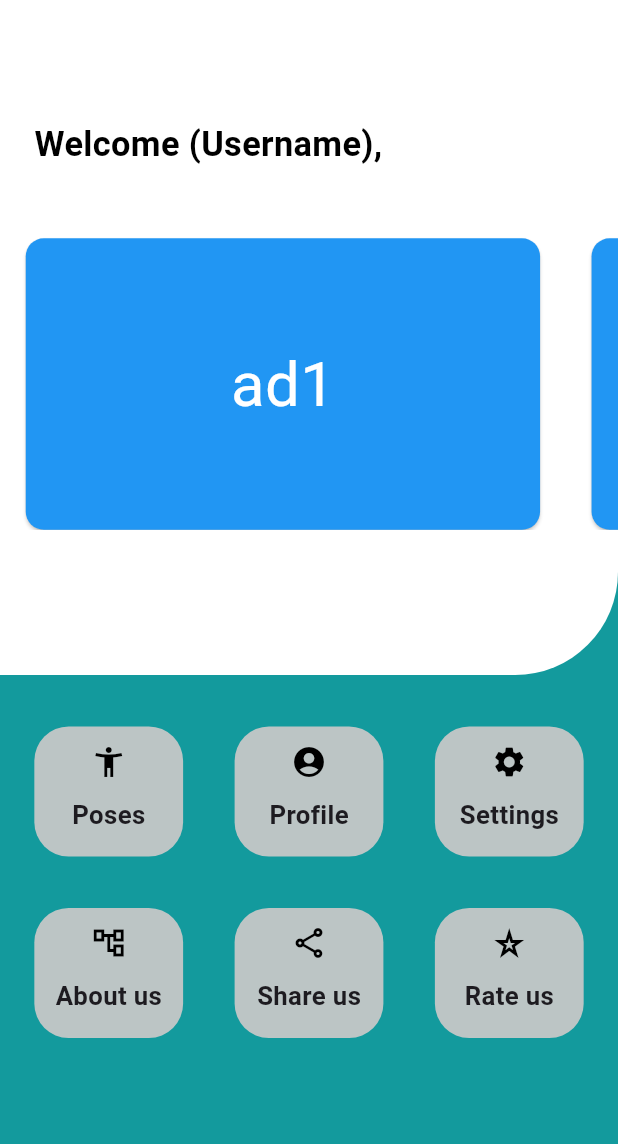
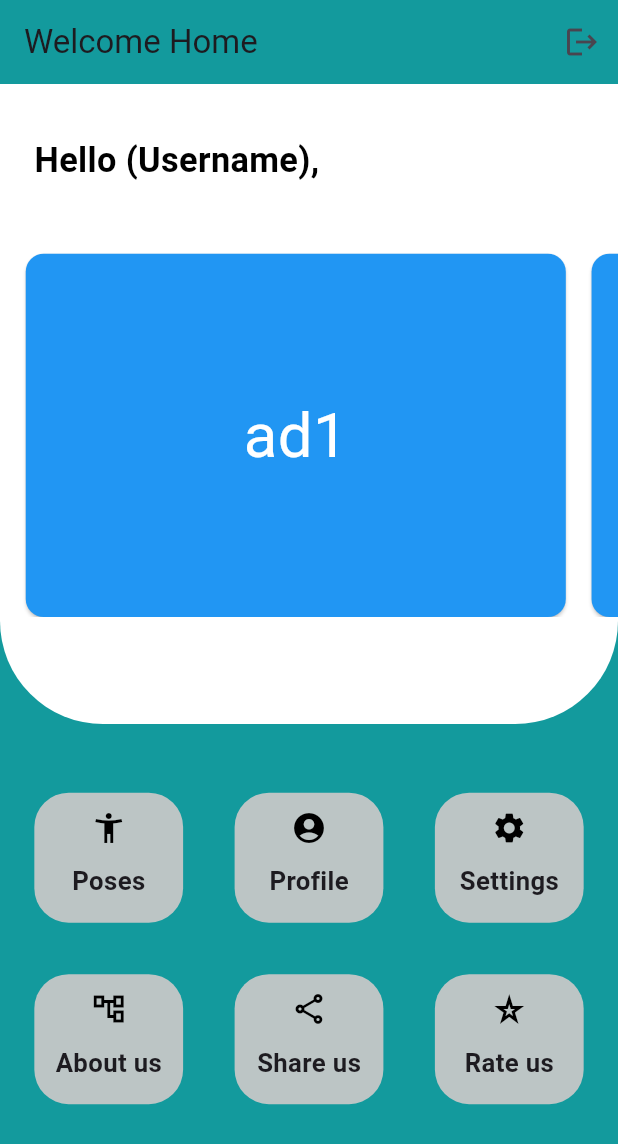
Before and after one commit to AbinayanRatna/pose-app-flutter, a Flutter app: the GuestPageHome screen opened directly, on a phone screen of 412 x 824 dp. Shown: the top 1144 px of the screen. Run offline on Flutter 3.47's test engine with Material 3 defaults, Android fonts, the phone set to English and light mode, and no system bars; our stand-ins replace camera, flutter_bloc, flutter_screenutil, flutter_svg, gallery_saver, image_picker; missing offline and left inert: animated_notch_bottom_bar_no_border_radius, bouncing_button, google_ml_kit, google_mlkit_commons, google_mlkit_pose_detection, linear_timer.

Commit message:
pose_app_v1

```diff
--- a/lib/main.dart
+++ b/lib/main.dart
@@ -599,7 +599,8 @@ class LoginPageVIP extends StatelessWidget {
                                     "Padding value 2: ${EdgeInsets.only(top: 10.w)}");
                                 Navigator.push(
                                   context,
-                                  MaterialPageRoute(builder: (context) => MyApp2()),
+                                  MaterialPageRoute(
+                                      builder: (context) => MyApp2()),
                                 );
                               },
                               style: ElevatedButton.styleFrom(
@@ -634,16 +635,18 @@ class LoginPageVIP extends StatelessWidget {
                                       color: Colors.black,
                                       fontSize: 15.w)),
                               GestureDetector(
-                                onTap:(){
+                                onTap: () {
                                   Navigator.push(
                                     context,
-                                    MaterialPageRoute(builder: (context) => SignupPageVIP()),
+                                    MaterialPageRoute(
+                                        builder: (context) => SignupPageVIP()),
                                   );
-                                } ,
+                                },
                                 child: Text(" Sign up",
                                     style: TextStyle(
                                         fontWeight: FontWeight.w400,
-                                        color: const Color.fromRGBO(19, 154, 157, 1.0),
+                                        color: const Color.fromRGBO(
+                                            19, 154, 157, 1.0),
                                         fontSize: 15.w)),
                               )
                             ]),
@@ -680,7 +683,7 @@ class SignupPageVIP extends StatelessWidget {
           child: Column(children: [
             Padding(
               padding: EdgeInsets.only(
-                  top: (MediaQuery.of(context).size.height) / (4.0)),
+                  top: (MediaQuery.of(context).size.height)/7),
               child: Column(
                 crossAxisAlignment: CrossAxisAlignment.start,
                 //mainAxisAlignment: MainAxisAlignment.center,
@@ -717,8 +720,7 @@ class SignupPageVIP extends StatelessWidget {
                     ),
                   ),
                   Padding(
-                    padding:
-                        EdgeInsets.only(bottom: 4.w, top: 4.w, left: 30.w),
+                    padding: EdgeInsets.only(bottom: 4.w, top: 4.w, left: 30.w),
                     child: Text(
                       "Username",
                       style: TextStyle(
@@ -758,38 +760,39 @@ class SignupPageVIP extends StatelessWidget {
                     ),
                   ),
                   Padding(
+                    padding: EdgeInsets.only(bottom: 4.w, top: 4.w, left: 30.w),
+                    child: Text(
+                      "Confirm Password",
+                      style: TextStyle(
+                        color: const Color.fromRGBO(85, 38, 25, 1),
+                        fontWeight: FontWeight.bold,
+                        fontSize: 20.w,
+                      ),
+                    ),
+                  ),
+                  Padding(
+                    padding: EdgeInsets.only(
+                        bottom: 10.w, top: 4.w, left: 30.w, right: 30.w),
+                    child: const TextField(
+                      decoration: InputDecoration(
+                          border: OutlineInputBorder(),
+                          hintText: "Confirm the password"),
+                    ),
+                  ),
+                  Padding(
                     padding: EdgeInsets.only(top: 10.w),
                     child: Center(
                       child: Row(
                           mainAxisAlignment: MainAxisAlignment.spaceEvenly,
                           children: [
                             ElevatedButton(
-                              onPressed: () {},
-                              style: ElevatedButton.styleFrom(
-                                elevation: 0,
-                                primary:
-                                    const Color.fromRGBO(19, 154, 157, 1.0),
-                                onPrimary: Colors.white,
-                              ),
-                              child: Padding(
-                                padding:
-                                    EdgeInsets.fromLTRB(10.w, 10.w, 10.w, 10.w),
-                                child: Text(
-                                  "Sign Up",
-                                  style: TextStyle(
-                                    fontWeight: FontWeight.bold,
-                                    fontSize: 20.w,
-                                  ),
-                                ),
-                              ),
-                            ),
-                            ElevatedButton(
                               onPressed: () {
                                 print(
                                     "Padding value 2: ${EdgeInsets.only(top: 10.w)}");
                                 Navigator.push(
                                   context,
-                                  MaterialPageRoute(builder: (context) => MyApp2()),
+                                  MaterialPageRoute(
+                                      builder: (context) => MyApp2()),
                                 );
                               },
                               style: ElevatedButton.styleFrom(
@@ -810,6 +813,29 @@ class SignupPageVIP extends StatelessWidget {
                                 ),
                               ),
                             ),
+                            ElevatedButton(
+                              onPressed: () {
+                                Navigator.push((context), MaterialPageRoute(builder: (context)=>PaymentPage()));
+                              },
+                              style: ElevatedButton.styleFrom(
+                                elevation: 0,
+                                primary:
+                                    const Color.fromRGBO(19, 154, 157, 1.0),
+                                onPrimary: Colors.white,
+                              ),
+                              child: Padding(
+                                padding:
+                                    EdgeInsets.fromLTRB(10.w, 10.w, 10.w, 10.w),
+                                child: Text(
+                                  "Next",
+                                  style: TextStyle(
+                                    fontWeight: FontWeight.bold,
+                                    fontSize: 20.w,
+                                  ),
+                                ),
+                              ),
+                            ),
+
                           ]),
                     ),
                   ),
@@ -824,16 +850,18 @@ class SignupPageVIP extends StatelessWidget {
                                   color: Colors.black,
                                   fontSize: 15.w)),
                           GestureDetector(
-                        onTap:(){
+                            onTap: () {
                               Navigator.push(
                                 context,
-                            MaterialPageRoute(builder: (context) => LoginPageVIP()),
+                                MaterialPageRoute(
+                                    builder: (context) => LoginPageVIP()),
                               );
-                        } ,
+                            },
                             child: Text(" Log in",
                                 style: TextStyle(
                                     fontWeight: FontWeight.w400,
-                                color: const Color.fromRGBO(19, 154, 157, 1.0),
+                                    color:
+                                        const Color.fromRGBO(19, 154, 157, 1.0),
                                     fontSize: 15.w)),
                           )
                         ]),
@@ -846,6 +874,21 @@ class SignupPageVIP extends StatelessWidget {
       ),
     );
   }
+}
+
+class PaymentPage extends StatelessWidget {
+  const PaymentPage ({super.key});
+
+  @override
+  Widget build(BuildContext context) {
+    return  Scaffold(
+      backgroundColor: Colors.white,
+      body:Container(
+        color: Colors.white,
+      ),
+    );
+  }
+
 }
 
 class GuestPageHome extends StatelessWidget {
@@ -863,28 +906,39 @@ class GuestPageHome extends StatelessWidget {
     return ScreenUtilInit(
       minTextAdapt: true,
       child: Scaffold(
+        appBar: AppBar(
+          title: Text("Welcome Home"),
+          actions:  [
+            IconButton(onPressed: (){}, icon: const Icon(Icons.logout))
+          ],
+          backgroundColor: const Color.fromRGBO(19, 154, 157, 1.0),
+          automaticallyImplyLeading: false,
+        ),
         backgroundColor: const Color.fromRGBO(19, 154, 157, 1.0),
         body: Column(
           crossAxisAlignment: CrossAxisAlignment.stretch,
           children: [
-            SizedBox(
-              height: MediaQuery.of(context).size.height / 1.6.w,
+            Expanded(
+              flex: 5,
               child: Container(
                 decoration: BoxDecoration(
                   color: const Color.fromRGBO(255, 255, 255, 1.0),
                   borderRadius: BorderRadius.only(
                     //bottomLeft: Radius.circular(20.w),
                     bottomRight: Radius.circular(60.w),
+                    bottomLeft: Radius.circular(60.w),
                   ),
+
+
                 ),
                 child: Column(
                   mainAxisAlignment: MainAxisAlignment.start,
                   crossAxisAlignment: CrossAxisAlignment.start,
                   children: [
                     Padding(
-                      padding: EdgeInsets.only(top: 70.w, left: 20.w),
+                      padding: EdgeInsets.only(top: 30.w, left: 20.w),
                       child: Text(
-                        "Welcome (Username),",
+                        "Hello (Username),",
                         style: TextStyle(
                           color: Colors.black,
                           fontSize: 20.w,
@@ -893,8 +947,9 @@ class GuestPageHome extends StatelessWidget {
                       ),
                     ),
                     Container(
+                      padding: EdgeInsets.only(left:10.w),
                       width: MediaQuery.of(context).size.width,
-                      height: MediaQuery.of(context).size.height / 3.w,
+                      height: MediaQuery.of(context).size.height / 2.5.w,
                       child: ListView.builder(
                           // This next line does the trick.
                           scrollDirection: Axis.horizontal,
@@ -904,7 +959,7 @@ class GuestPageHome extends StatelessWidget {
                               width: MediaQuery.of(context).size.width * 0.8.w,
                               child: Card(
                                 margin: EdgeInsets.only(
-                                    left: 15.w, top: 40.w, right: 15.w),
+                                    left: 5.w, top: 40.w, right: 10.w),
                                 color: Colors.blue,
                                 child: Container(
                                   child: Center(
@@ -922,8 +977,10 @@ class GuestPageHome extends StatelessWidget {
                 ),
               ),
             ),
-            Container(
-              padding: EdgeInsets.fromLTRB(20.w, 30.w, 20.w, 0),
+            Expanded(
+              flex: 4,
+              child: Container(
+                padding: EdgeInsets.fromLTRB(20.w, 40.w, 20.w, 0),
                 //color: Colors.blue,
                 height: MediaQuery.of(context).size.height -
                     (MediaQuery.of(context).size.height / 1.6.w),
@@ -956,7 +1013,8 @@ class GuestPageHome extends StatelessWidget {
                         child: Column(
                           children: [
                             Padding(
-                              padding: EdgeInsets.only(top: 10.w, bottom: 10.w),
+                                padding:
+                                    EdgeInsets.only(top: 10.w, bottom: 10.w),
                                 child: Icon(
                                   Icons.accessibility_new,
                                   color: Colors.black,
@@ -992,7 +1050,8 @@ class GuestPageHome extends StatelessWidget {
                         child: Column(
                           children: [
                             Padding(
-                              padding: EdgeInsets.only(top: 10.w, bottom: 10.w),
+                                padding:
+                                    EdgeInsets.only(top: 10.w, bottom: 10.w),
                                 child: Icon(
                                   Icons.account_circle,
                                   color: Colors.black,
@@ -1028,7 +1087,8 @@ class GuestPageHome extends StatelessWidget {
                           child: Column(
                             children: [
                               Padding(
-                              padding: EdgeInsets.only(top: 10.w, bottom: 10.w),
+                                padding:
+                                    EdgeInsets.only(top: 10.w, bottom: 10.w),
                                 child: Icon(
                                   Icons.settings,
                                   color: Colors.black,
@@ -1038,7 +1098,8 @@ class GuestPageHome extends StatelessWidget {
                                   child: Text(
                                 "Settings",
                                 style: TextStyle(
-                                  fontWeight: FontWeight.bold, fontSize: 15.w),
+                                    fontWeight: FontWeight.bold,
+                                    fontSize: 15.w),
                               )),
                             ],
                           )),
@@ -1064,7 +1125,8 @@ class GuestPageHome extends StatelessWidget {
                           child: Column(
                             children: [
                               Padding(
-                              padding: EdgeInsets.only(top: 10.w, bottom: 10.w),
+                                padding:
+                                    EdgeInsets.only(top: 10.w, bottom: 10.w),
                                 child: Icon(
                                   Icons.account_tree_outlined,
                                   color: Colors.black,
@@ -1074,7 +1136,8 @@ class GuestPageHome extends StatelessWidget {
                                   child: Text(
                                 "About us",
                                 style: TextStyle(
-                                  fontWeight: FontWeight.bold, fontSize: 15.w),
+                                    fontWeight: FontWeight.bold,
+                                    fontSize: 15.w),
                               )),
                             ],
                           )),
@@ -1102,7 +1165,8 @@ class GuestPageHome extends StatelessWidget {
                           child: Column(
                             children: [
                               Padding(
-                              padding: EdgeInsets.only(top: 10.w, bottom: 10.w),
+                                padding:
+                                    EdgeInsets.only(top: 10.w, bottom: 10.w),
                                 child: Icon(
                                   Icons.share_outlined,
                                   color: Colors.black,
@@ -1112,7 +1176,8 @@ class GuestPageHome extends StatelessWidget {
                                   child: Text(
                                 "Share us",
                                 style: TextStyle(
-                                  fontWeight: FontWeight.bold, fontSize: 15.w),
+                                    fontWeight: FontWeight.bold,
+                                    fontSize: 15.w),
                               )),
                             ],
                           )),
@@ -1140,7 +1205,8 @@ class GuestPageHome extends StatelessWidget {
                           child: Column(
                             children: [
                               Padding(
-                              padding: EdgeInsets.only(top: 10.w, bottom: 10.w),
+                                padding:
+                                    EdgeInsets.only(top: 10.w, bottom: 10.w),
                                 child: Icon(
                                   Icons.star_rate_outlined,
                                   color: Colors.black,
@@ -1150,12 +1216,14 @@ class GuestPageHome extends StatelessWidget {
                                   child: Text(
                                 "Rate us",
                                 style: TextStyle(
-                                  fontWeight: FontWeight.bold, fontSize: 15.w),
+                                    fontWeight: FontWeight.bold,
+                                    fontSize: 15.w),
                               )),
                             ],
                           )),
                     ),
                   ],
+                ),
               ),
             ),
           ],
```
Also changed, not shown: pubspec.yaml (+6 -4 lines), pubspec.lock. Lines whose indentation alone changed are shown as unchanged.
